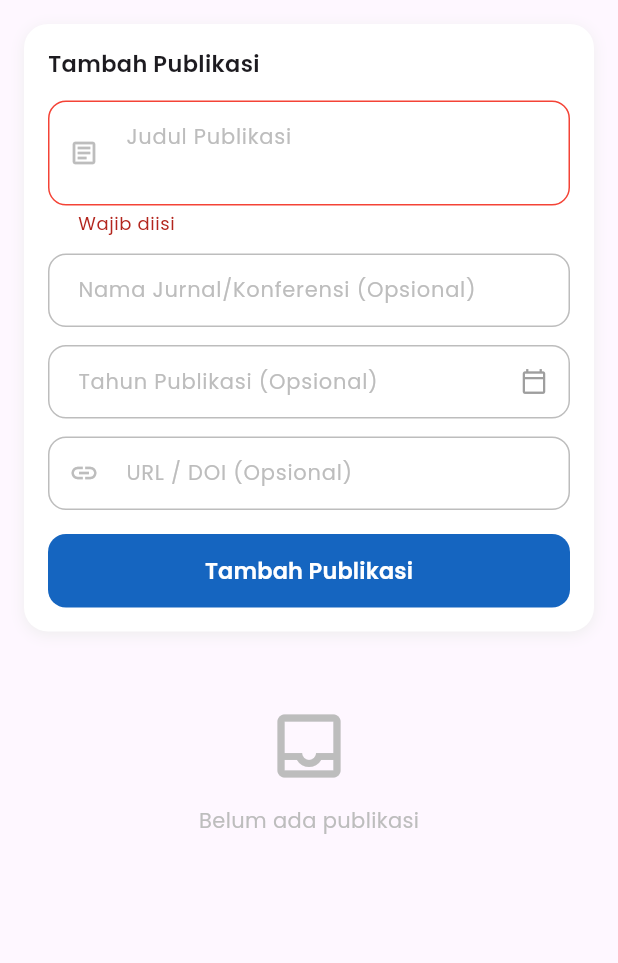
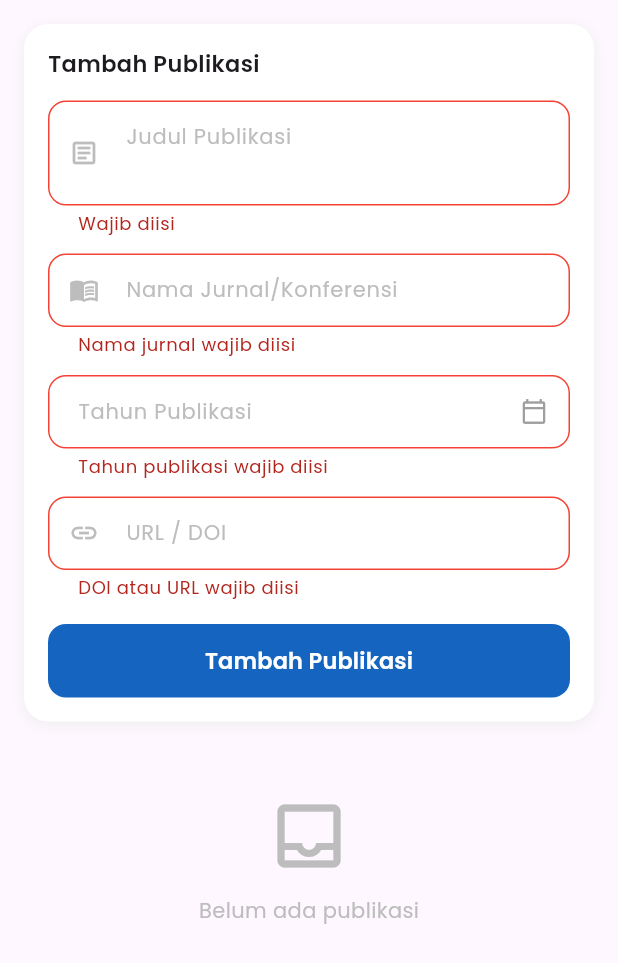
Before and after one commit to ahmadsyafik/cv_maker, a Flutter app: the PublicationTab widget shown alone on an empty page, opened directly, after a tap on "Tambah Publikasi", on a phone screen of 412 x 824 dp. Shown: the top 963 px of the screen. Run offline on Flutter 3.47's test engine with Material 3 defaults, Android fonts, the phone set to English and light mode, and no system bars; our stand-ins replace cached_network_image, cloud_firestore, device_preview, file_picker, firebase_auth, firebase_core and 8 more; accounts and stored records are empty.

Commit message:
update: add publication validation

```diff
--- a/lib/pages/builder_page.dart
+++ b/lib/pages/builder_page.dart
@@ -950,7 +950,6 @@ class _ExperienceTabState extends State<ExperienceTab> {
     _clearForm();
   }
 
-
   @override
   Widget build(BuildContext context) {
     return Consumer<CVProvider>(
@@ -1574,6 +1573,31 @@ class _PublicationTabState extends State<PublicationTab> {
   }
 
   void _submit() {
+    final title = _titleController.text.trim();
+    final year = _yearController.text.trim();
+    final journal = _journalController.text.trim();
+    final url = _urlController.text.trim();
+
+    final isDuplicate =
+        context.read<CVProvider>().publications.asMap().entries.any((entry) {
+      if (_editingIndex != null && entry.key == _editingIndex) {
+        return false;
+      }
+
+      return entry.value.title.toLowerCase().trim() == title.toLowerCase() &&
+          entry.value.year.trim() == year;
+    });
+
+    if (isDuplicate) {
+      ScaffoldMessenger.of(context).showSnackBar(
+        const SnackBar(
+          content: Text(
+            'Publikasi tersebut sudah pernah ditambahkan',
+          ),
+        ),
+      );
+      return;
+    }
     if (_formKey.currentState!.validate()) {
       if (_editingIndex != null) {
         // Untuk UPDATE: buat Publication baru dengan ID yang sama
@@ -1581,10 +1605,10 @@ class _PublicationTabState extends State<PublicationTab> {
             context.read<CVProvider>().publications[_editingIndex!];
         final updatedPublication = Publication(
           id: existingPub.id,
-          title: _titleController.text,
-          journal: _journalController.text,
-          year: _yearController.text,
-          url: _urlController.text,
+          title: title,
+          journal: journal,
+          year: year,
+          url: url,
         );
         context
             .read<CVProvider>()
@@ -1594,10 +1618,10 @@ class _PublicationTabState extends State<PublicationTab> {
       } else {
         // Untuk CREATE: gunakan Publication.create()
         final pub = Publication.create(
-          title: _titleController.text,
-          journal: _journalController.text,
-          year: _yearController.text,
-          url: _urlController.text,
+          title: title,
+          journal: journal,
+          year: year,
+          url: url,
         );
         context.read<CVProvider>().addPublication(pub);
         ScaffoldMessenger.of(context).showSnackBar(
@@ -1664,21 +1688,78 @@ class _PublicationTabState extends State<PublicationTab> {
                       TextFormField(
                         controller: _journalController,
                         style: GoogleFonts.poppins(fontSize: 14),
-                        decoration:
-                            _inputDeco('Nama Jurnal/Konferensi (Opsional)'),
+                        decoration: _inputDeco(
+                          'Nama Jurnal/Konferensi',
+                          prefix: Icons.menu_book_outlined,
+                        ),
+                        validator: (v) {
+                          if (v == null || v.trim().isEmpty) {
+                            return 'Nama jurnal wajib diisi';
+                          }
+
+                          if (v.trim().length < 3) {
+                            return 'Nama jurnal terlalu pendek';
+                          }
+
+                          return null;
+                        },
                       ),
                       const SizedBox(height: 12),
                       _YearPickerField(
                         controller: _yearController,
-                        hint: 'Tahun Publikasi (Opsional)',
+                        hint: 'Tahun Publikasi',
+                        validator: (v) {
+                          if (v == null || v.isEmpty) {
+                            return 'Tahun publikasi wajib diisi';
+                          }
+
+                          final year = int.tryParse(v);
+
+                          if (year == null) {
+                            return 'Tahun tidak valid';
+                          }
+
+                          if (year < 1950) {
+                            return 'Tahun tidak valid';
+                          }
+
+                          if (year > DateTime.now().year) {
+                            return 'Tidak boleh melebihi tahun sekarang';
+                          }
+
+                          return null;
+                        },
                       ),
                       const SizedBox(height: 12),
                       TextFormField(
                         controller: _urlController,
                         style: GoogleFonts.poppins(fontSize: 14),
-                        decoration: _inputDeco('URL / DOI (Opsional)',
-                            prefix: Icons.link),
                         keyboardType: TextInputType.url,
+                        decoration: _inputDeco(
+                          'URL / DOI',
+                          prefix: Icons.link,
+                        ),
+                        validator: (v) {
+                          if (v == null || v.trim().isEmpty) {
+                            return 'DOI atau URL wajib diisi';
+                          }
+
+                          final value = v.trim();
+
+                          final isUrl =
+                              Uri.tryParse(value)?.hasAbsolutePath ?? false;
+
+                          final isDoi = RegExp(
+                            r'^10\.\d{4,9}/[-._;()/:A-Z0-9]+$',
+                            caseSensitive: false,
+                          ).hasMatch(value);
+
+                          if (!isUrl && !isDoi) {
+                            return 'Masukkan URL atau DOI yang valid';
+                          }
+
+                          return null;
+                        },
                       ),
                       const SizedBox(height: 16),
                       _primaryButton(
```
